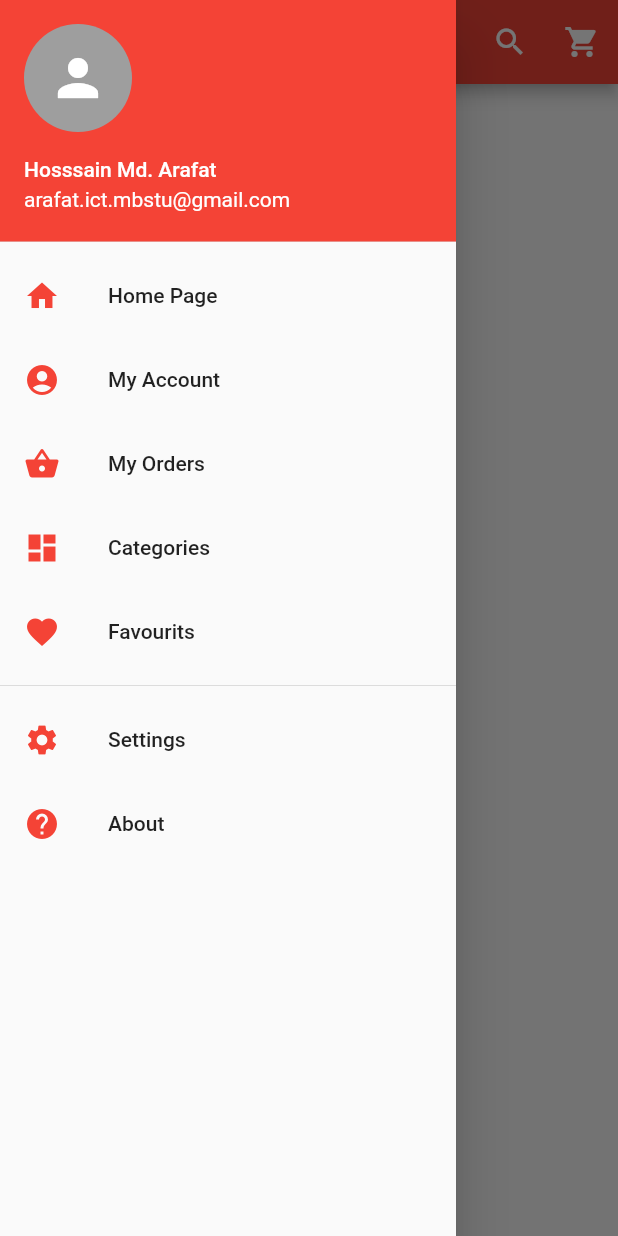
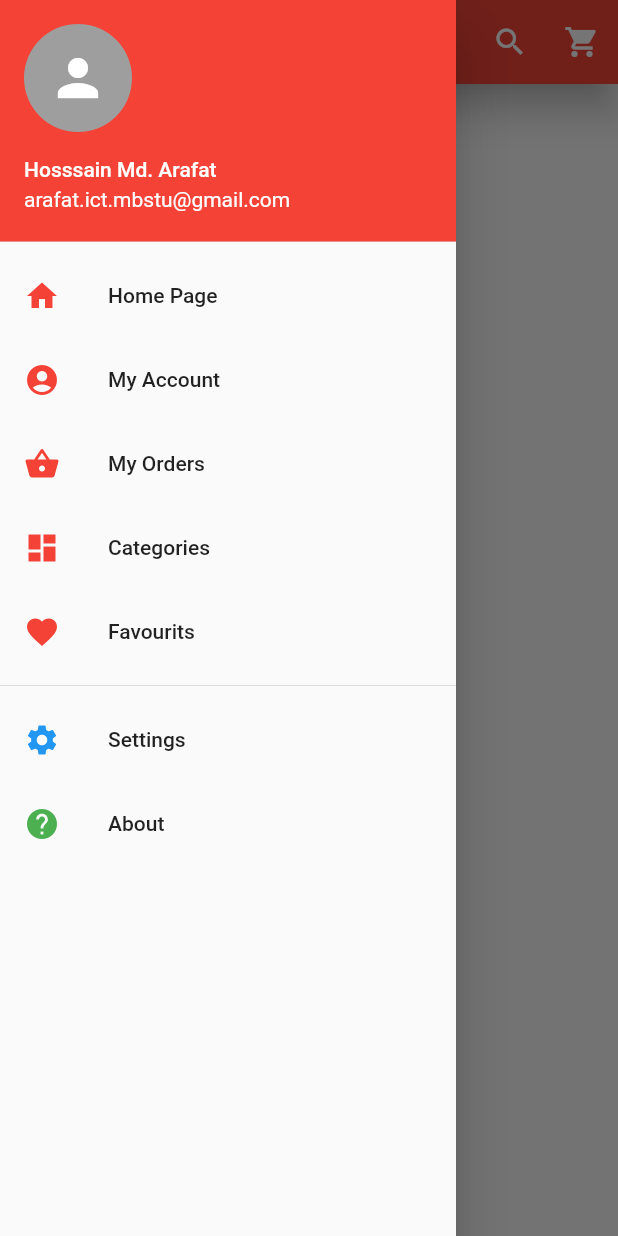
Before and after one commit to amiarafat/shop_app, a Flutter app: the screen it shows after launch, with the side drawer open, on a phone screen of 412 x 824 dp. Run offline on Flutter 3.47's test engine with Material 2 defaults, Android fonts, the phone set to English and light mode, and no system bars; our stand-ins replace carousel_pro; statements that could not run were skipped.

Commit message:
5th commit and image carousel

```diff
--- a/lib/main.dart
+++ b/lib/main.dart
@@ -1,4 +1,5 @@
 import 'package:flutter/material.dart';
+import 'package:carousel_pro/carousel_pro.dart';
 
 void main() {
   runApp(MaterialApp(
@@ -15,8 +16,13 @@ class HomePage extends StatefulWidget {
 class _HomePageState extends State<HomePage> {
   @override
   Widget build(BuildContext context) {
+    Widget image_carousel = new Container(
+      height: ,
+    );
+
     return Scaffold(
       appBar: new AppBar(
+        elevation: 10.0,
         backgroundColor: Colors.red,
         title: Text(
           'Shop App',
@@ -110,7 +116,7 @@ class _HomePageState extends State<HomePage> {
               onTap: (){},
               child: ListTile(
                 title: Text('Settings'),
-                leading: Icon(Icons.settings, color: Colors.red,),
+                leading: Icon(Icons.settings, color: Colors.blue,),
 
               ),
             ),
@@ -119,7 +125,7 @@ class _HomePageState extends State<HomePage> {
               onTap: (){},
               child: ListTile(
                 title: Text('About'),
-                leading: Icon(Icons.help, color: Colors.red,),
+                leading: Icon(Icons.help, color: Colors.green,),
 
               ),
             ),
```
Also changed, not shown: pubspec.yaml (+11 -3 lines), pubspec.lock.
